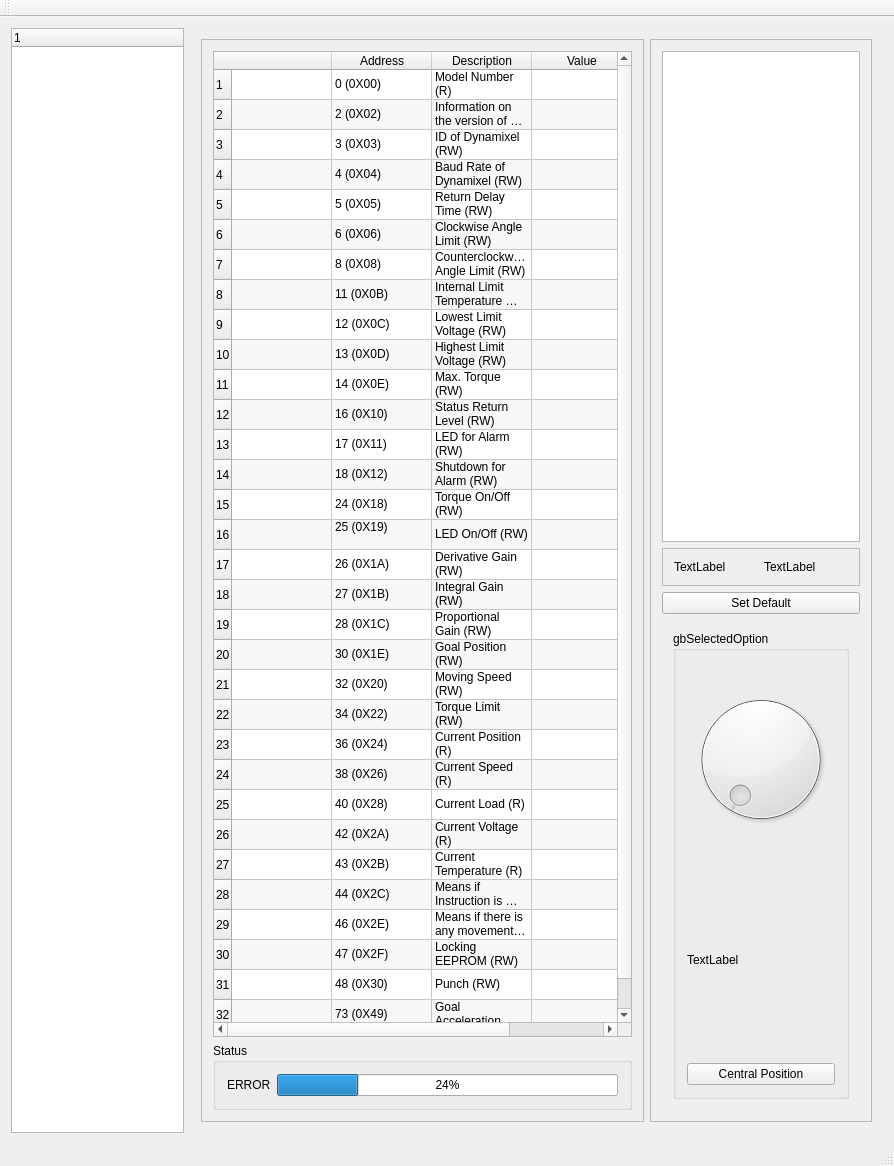
fjp/dynamixel, file DynamixelWizard/mainwindow.ui: the form before one commit.
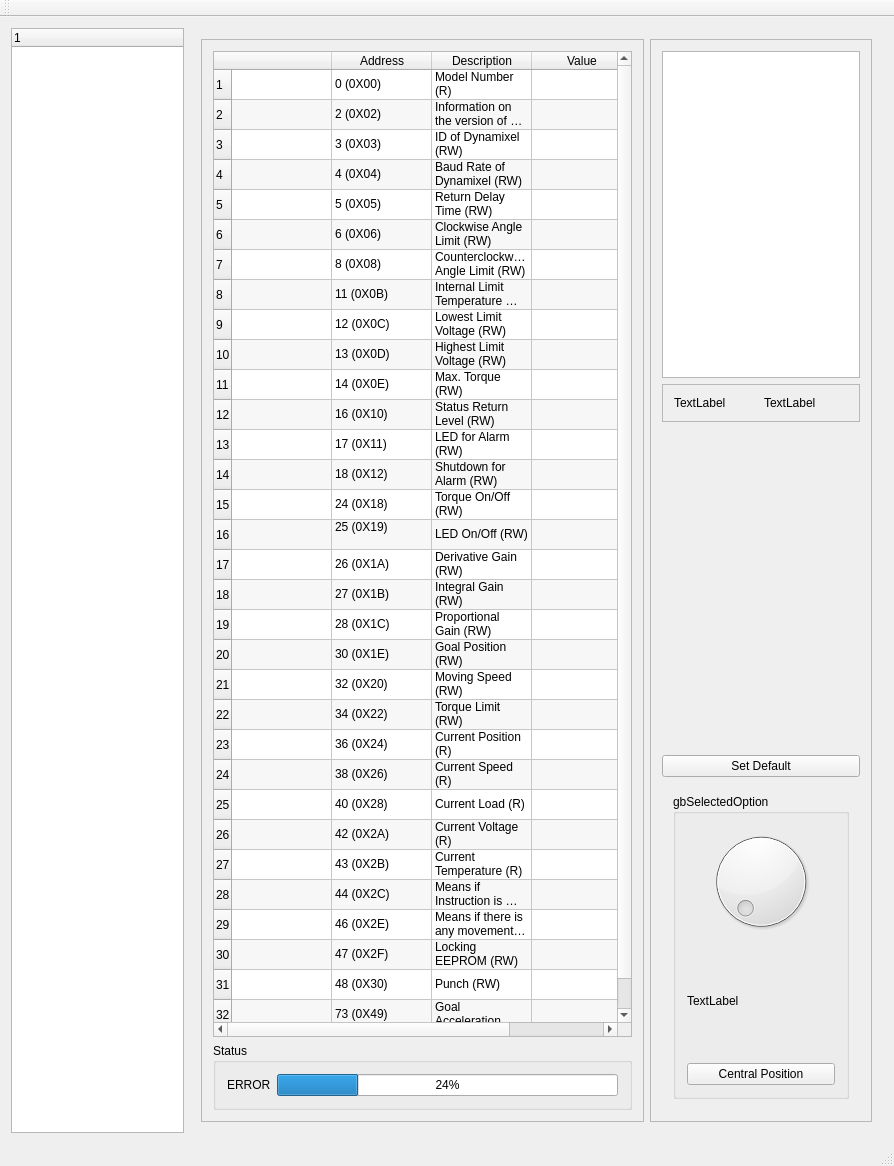
The form after the commit.

Commit message: torque limit ueber control_torque function nicht durch ui

What changed in the file:
```diff
--- a/DynamixelWizard/mainwindow.ui
+++ b/DynamixelWizard/mainwindow.ui
@@ -533,6 +533,19 @@
              </layout>
             </widget>
            </item>
+           <item>
+            <spacer name="verticalSpacer_2">
+             <property name="orientation">
+              <enum>Qt::Vertical</enum>
+             </property>
+             <property name="sizeHint" stdset="0">
+              <size>
+               <width>20</width>
+               <height>40</height>
+              </size>
+             </property>
+            </spacer>
+           </item>
            <item>
             <widget class="QPushButton" name="pushButton">
              <property name="text">
```
Left out of the diff: 1 changed line with no effect on the pictures. The commit also changes 7 other files.
